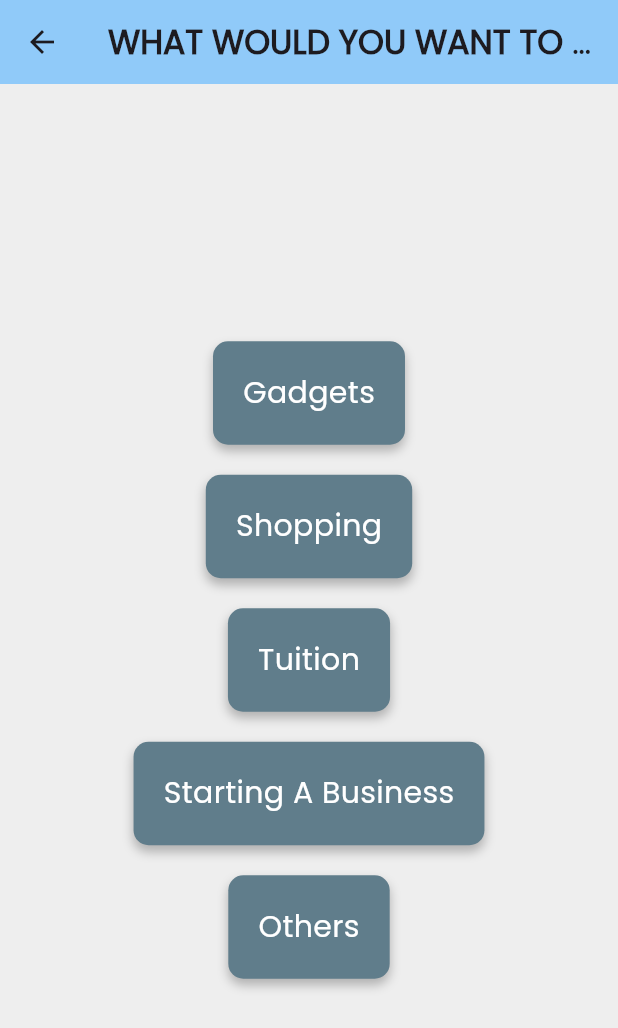
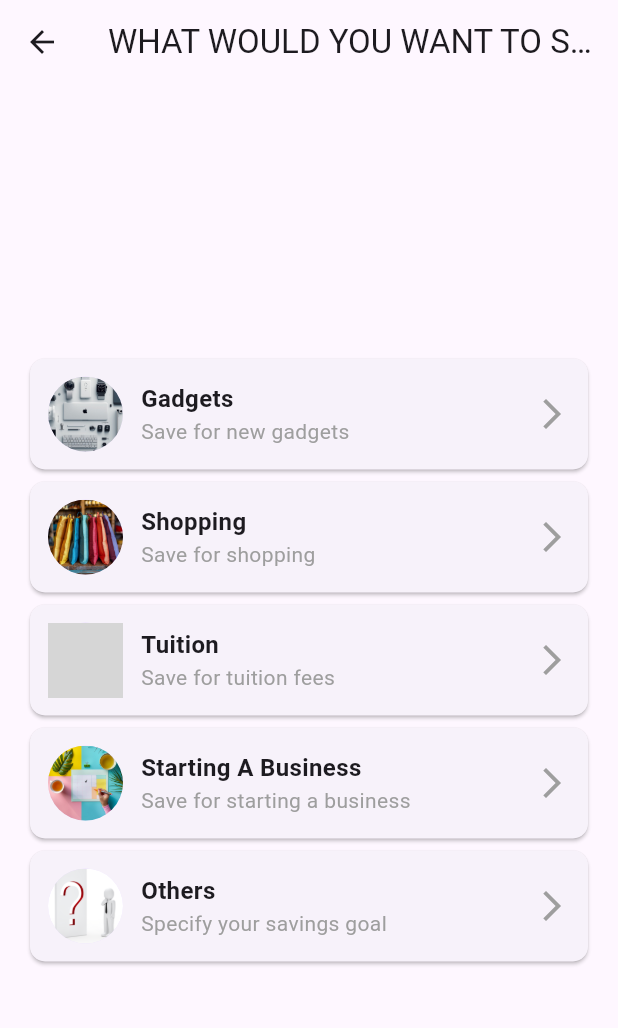
Before and after one commit to Group17-Recess/GROWGRAIL, a Flutter app: the screen it shows after launch, after a tap on "Sign In", on a phone screen of 412 x 824 dp. Shown: the top 1028 px of the screen. Run offline on Flutter 3.47's test engine with Material 3 defaults, Android fonts, the light colour scheme and no system bars; grey boxes are pictures that could not be loaded.

Commit message:
modified target page

```diff
--- a/lib/main.dart
+++ b/lib/main.dart
@@ -16,3 +16,5 @@ class MyApp extends StatelessWidget {
     );
   }
 }
+
+// emulator -avd <avd_name> -read-only
--- a/lib/pages/login_page.dart
+++ b/lib/pages/login_page.dart
@@ -59,7 +59,7 @@ class LoginPage extends StatelessWidget {
                 onPressed: () {
                   Navigator.push(
                     context,
-                    MaterialPageRoute(builder: (context) => const Targetpage()),
+                    MaterialPageRoute(builder: (context) => const TargetPage()),
                   );
                 },
                 child: const Text('Sign In'),
--- a/lib/pages/targetpage.dart
+++ b/lib/pages/targetpage.dart
@@ -1,40 +1,58 @@
 import 'package:flutter/material.dart';
-import 'deposit.dart';
 
-class Targetpage extends StatelessWidget {
-  const Targetpage({super.key});
+
+class TargetPage extends StatelessWidget {
+  const TargetPage({super.key});
 
   @override
   Widget build(BuildContext context) {
     return Scaffold(
-      backgroundColor: Colors.grey[200],
       appBar: AppBar(
-        backgroundColor: Colors.blue[200],
+        title: const Text('WHAT WOULD YOU WANT TO SAVE FOR?'),
+        backgroundColor: Colors.transparent,
+        elevation: 0,
         centerTitle: true,
-        title: const Text(
-          'WHAT WOULD YOU WANT TO SAVE FOR?',
-          style: TextStyle(
-            fontWeight: FontWeight.bold,
-            fontFamily: 'Poppins',
-          ),
-        ),
       ),
       body: Center(
-        child: Column(
-          mainAxisAlignment: MainAxisAlignment.center,
-          children: <Widget>[
-            OptionContainer(
-                text: 'Gadgets', onTap: () => navigateToDepositPage(context)),
-            OptionContainer(
-                text: 'Shopping', onTap: () => navigateToDepositPage(context)),
-            OptionContainer(
-                text: 'Tuition', onTap: () => navigateToDepositPage(context)),
-            OptionContainer(
-                text: 'Starting A Business',
-                onTap: () => navigateToDepositPage(context)),
-            OptionContainer(
-                text: 'Others', onTap: () => showOthersDialog(context)),
-          ],
+        child: SingleChildScrollView(
+          child: Padding(
+            padding: const EdgeInsets.all(16.0),
+            child: Column(
+              mainAxisAlignment: MainAxisAlignment.center,
+              children: [
+                OptionContainer(
+                  imagePath: 'images/gadgets.jpg',
+                  title: 'Gadgets',
+                  subtitle: 'Save for new gadgets',
+                  onTap: () => navigateToDepositPage(context),
+                ),
+                OptionContainer(
+                  imagePath: 'images/shopping.jpg',
+                  title: 'Shopping',
+                  subtitle: 'Save for shopping',
+                  onTap: () => navigateToDepositPage(context),
+                ),
+                OptionContainer(
+                  imagePath: 'images/tuition.jpg',
+                  title: 'Tuition',
+                  subtitle: 'Save for tuition fees',
+                  onTap: () => navigateToDepositPage(context),
+                ),
+                OptionContainer(
+                  imagePath: 'images/business.jpg',
+                  title: 'Starting A Business',
+                  subtitle: 'Save for starting a business',
+                  onTap: () => navigateToDepositPage(context),
+                ),
+                OptionContainer(
+                  imagePath: 'images/others.jpg',
+                  title: 'Others',
+                  subtitle: 'Specify your savings goal',
+                  onTap: () => showOthersDialog(context),
+                ),
+              ],
+            ),
+          ),
         ),
       ),
     );
@@ -43,7 +61,7 @@ class Targetpage extends StatelessWidget {
   void navigateToDepositPage(BuildContext context) {
     Navigator.push(
       context,
-      MaterialPageRoute(builder: (context) => DepositPage()),
+      MaterialPageRoute(builder: (context) => const DepositPage()),
     );
   }
 
@@ -64,6 +82,7 @@ class Targetpage extends StatelessWidget {
               onPressed: () {
                 // Handle the submit action here
                 Navigator.of(context).pop();
+                navigateToDepositPage(context);
               },
             ),
           ],
@@ -74,35 +93,52 @@ class Targetpage extends StatelessWidget {
 }
 
 class OptionContainer extends StatelessWidget {
-  final String text;
+  final String imagePath;
+  final String title;
+  final String subtitle;
   final VoidCallback onTap;
 
-  const OptionContainer({required this.text, required this.onTap, super.key});
+  const OptionContainer({
+    required this.imagePath,
+    required this.title,
+    required this.subtitle,
+    required this.onTap,
+    super.key,
+  });
 
   @override
   Widget build(BuildContext context) {
-    return InkWell(
+    return GestureDetector(
       onTap: onTap,
-      child: Container(
-        margin: const EdgeInsets.symmetric(vertical: 10.0, horizontal: 20.0),
-        padding: const EdgeInsets.all(20.0),
-        decoration: BoxDecoration(
-          color: Colors.blueGrey,
-          borderRadius: BorderRadius.circular(10.0),
-          boxShadow: const [
-            BoxShadow(
-              color: Colors.black26,
-              offset: Offset(0, 4),
-              blurRadius: 5.0,
-            ),
-          ],
-        ),
-        child: Text(
-          text,
-          style: const TextStyle(
-            fontSize: 20.0,
-            fontFamily: 'Poppins',
-            color: Colors.white,
+      child: Card(
+        shape: RoundedRectangleBorder(borderRadius: BorderRadius.circular(10)),
+        child: Padding(
+          padding: const EdgeInsets.all(12.0),
+          child: Row(
+            children: [
+              CircleAvatar(
+                backgroundImage: AssetImage(imagePath),
+                radius: 25,
+              ),
+              const SizedBox(width: 12),
+              Expanded(
+                child: Column(
+                  crossAxisAlignment: CrossAxisAlignment.start,
+                  children: [
+                    Text(
+                      title,
+                      style: const TextStyle(
+                          fontSize: 16, fontWeight: FontWeight.bold),
+                    ),
+                    Text(
+                      subtitle,
+                      style: const TextStyle(fontSize: 14, color: Colors.grey),
+                    ),
+                  ],
+                ),
+              ),
+              const Icon(Icons.arrow_forward_ios, color: Colors.grey),
+            ],
           ),
         ),
       ),
@@ -111,6 +147,8 @@ class OptionContainer extends StatelessWidget {
 }
 
 class DepositPage extends StatefulWidget {
+  const DepositPage({super.key});
+
   @override
   _DepositPageState createState() => _DepositPageState();
 }
@@ -131,13 +169,13 @@ class _DepositPageState extends State<DepositPage> {
       context: context,
       builder: (context) {
         return AlertDialog(
-          title: Text('Enter Phone Number'),
+          title: const Text('Enter Phone Number'),
           content: TextField(
             controller: _phoneNumberController,
             keyboardType: TextInputType.phone,
             decoration: InputDecoration(
               hintText: 'Phone Number',
-              prefixIcon: Icon(Icons.phone),
+              prefixIcon: const Icon(Icons.phone),
               border: OutlineInputBorder(
                 borderRadius: BorderRadius.circular(10),
               ),
@@ -148,17 +186,17 @@ class _DepositPageState extends State<DepositPage> {
               onPressed: () {
                 Navigator.of(context).pop();
               },
-              child: Text('Cancel'),
+              child: const Text('Cancel'),
             ),
             ElevatedButton(
               onPressed: () {
                 Navigator.of(context).pop();
                 // Handle the deposit process here
               },
-              child: Text('Deposit'),
               style: ElevatedButton.styleFrom(
                 backgroundColor: Colors.green,
               ),
+              child: const Text('Deposit'),
             ),
           ],
         );
@@ -170,7 +208,7 @@ class _DepositPageState extends State<DepositPage> {
   Widget build(BuildContext context) {
     return Scaffold(
       appBar: AppBar(
-        title: Text('Deposit Money'),
+        title: const Text('Deposit Money'),
         backgroundColor: Colors.green,
       ),
       body: Padding(
@@ -178,38 +216,39 @@ class _DepositPageState extends State<DepositPage> {
         child: Column(
           mainAxisAlignment: MainAxisAlignment.center,
           children: [
-            Text(
+            const Text(
               'Enter Amount to Deposit',
               style: TextStyle(
                 fontSize: 24,
                 fontWeight: FontWeight.bold,
               ),
             ),
-            SizedBox(height: 20),
+            const SizedBox(height: 20),
             TextField(
               controller: _amountController,
               keyboardType: TextInputType.number,
               decoration: InputDecoration(
                 hintText: 'Amount',
-                prefixIcon: Icon(Icons.money),
+                prefixIcon: const Icon(Icons.money),
                 border: OutlineInputBorder(
                   borderRadius: BorderRadius.circular(10),
                 ),
               ),
             ),
-            SizedBox(height: 20),
+            const SizedBox(height: 20),
             ElevatedButton(
               onPressed: () {
                 _showPhoneNumberDialog();
               },
-              child: Text('Next'),
               style: ElevatedButton.styleFrom(
-                padding: EdgeInsets.symmetric(horizontal: 50, vertical: 15),
-                textStyle: TextStyle(
+                padding:
+                    const EdgeInsets.symmetric(horizontal: 50, vertical: 15),
+                textStyle: const TextStyle(
                   fontSize: 18,
                 ),
                 backgroundColor: Colors.green,
               ),
+              child: const Text('Next'),
             ),
           ],
         ),
--- a/pubspec.yaml
+++ b/pubspec.yaml
@@ -58,7 +58,7 @@ flutter:
 
   # To add assets to your application, add an assets section, like this:
   assets:
-    - lib/images/
+    - images/
   #   - images/a_dot_ham.jpeg
 
   # An image asset can refer to one or more resolution-specific "variants", see
```
Also changed, not shown: lib/pages/deposit.dart (deleted, +0 -109 lines), images/apple.png (renamed from lib/images/apple.png), images/business.jpg (added), images/gadgets.jpg (added), images/google.png (renamed from lib/images/google.png), images/others.jpg (added), images/shopping.jpg (added), 2 other files.
